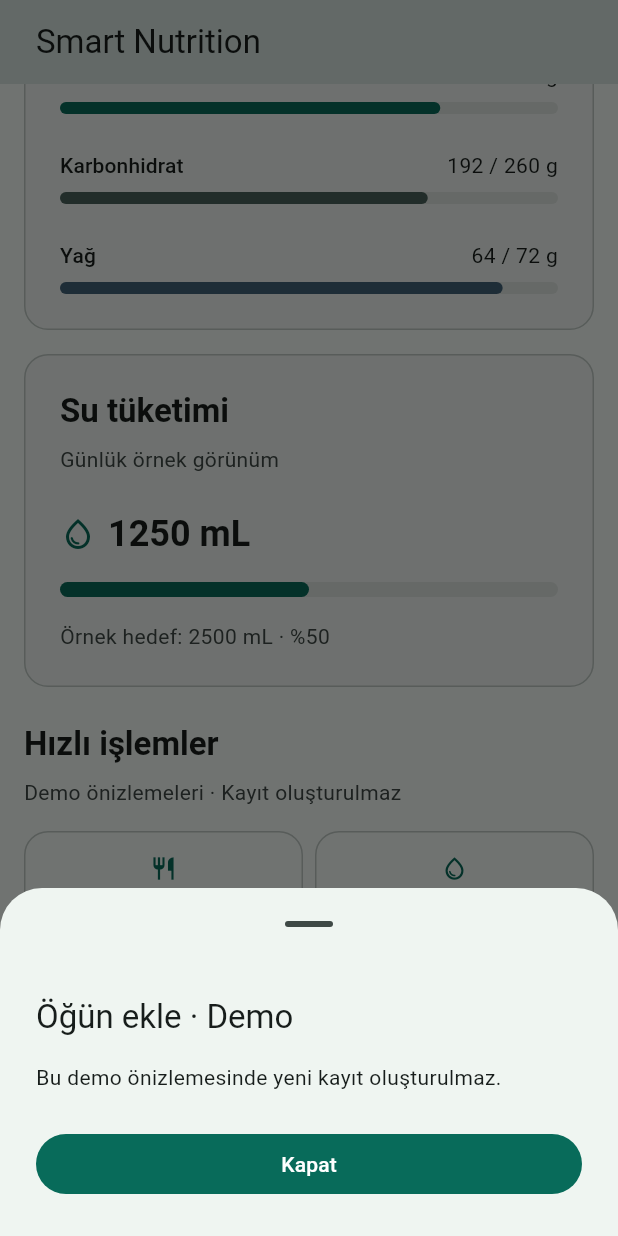
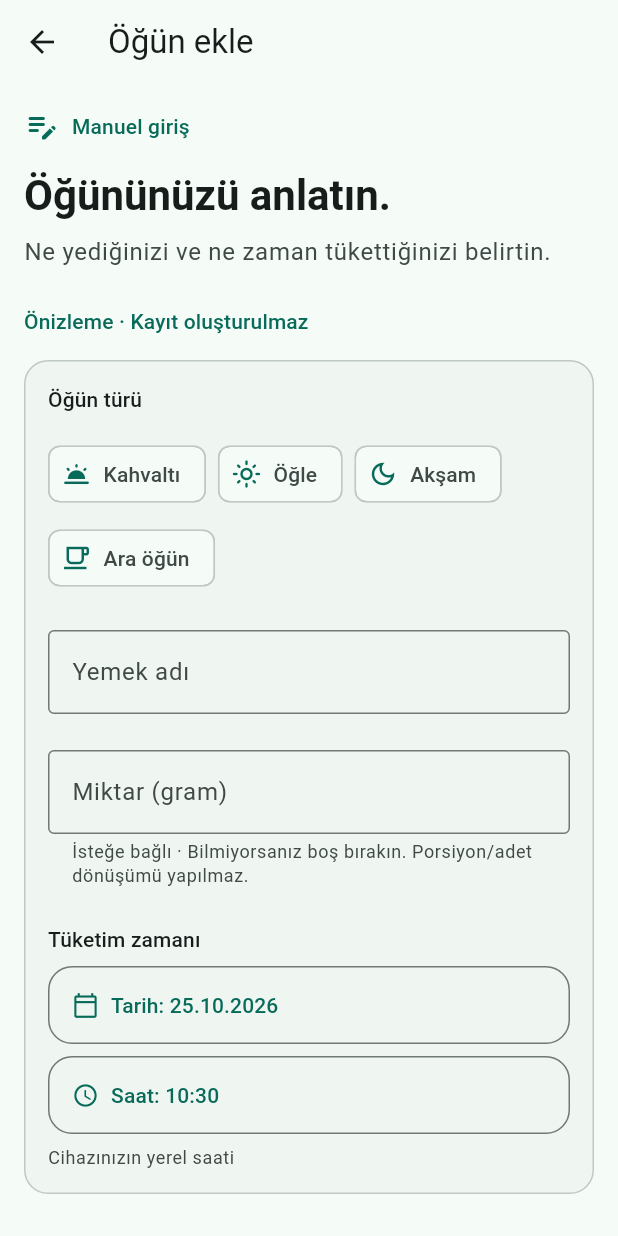
Before and after one commit to mertaliserbet/smart-nutrition-platform, a Flutter app: the MainShell screen opened directly, scrolled down 576 dp, after a tap on "Öğün ekle", on a phone screen of 412 x 824 dp. Run offline on Flutter 3.47's test engine with Material 3 defaults, Android fonts, the phone set to English and light mode, and no system bars.

Commit message:
feat(meal-log): mobil öğün formu ve backend modelleri eklendi

```diff
--- a/mobile/lib/features/home/home_page.dart
+++ b/mobile/lib/features/home/home_page.dart
@@ -1,6 +1,7 @@
 import 'package:flutter/material.dart';
 
 import '../../core/theme/app_tokens.dart';
+import '../nutrition/manual_meal_log_page.dart';
 import 'dashboard_demo_data.dart';
 import 'dashboard_details.dart';
 import 'dashboard_summary.dart';
@@ -186,7 +187,17 @@
                           ),
                         ),
                       ),
-                      onPressed: () => _showPreview(context, action.label),
+                      onPressed: () {
+                        if (action.label == 'Öğün ekle') {
+                          Navigator.of(context).push(
+                            MaterialPageRoute<void>(
+                              builder: (context) => const ManualMealLogPage(),
+                            ),
+                          );
+                        } else {
+                          _showPreview(context, action.label);
+                        }
+                      },
                       child: Column(
                         children: [
                           Icon(action.icon, color: colors.primary),
--- /dev/null
+++ b/mobile/lib/features/nutrition/manual_meal_log_page.dart
@@ -0,0 +1,439 @@
+import 'package:flutter/material.dart';
+
+import '../../core/theme/app_tokens.dart';
+
+/// Local form presentation only; no DTO, persistence or API submission.
+class ManualMealLogPage extends StatefulWidget {
+  const ManualMealLogPage({super.key});
+
+  @override
+  State<ManualMealLogPage> createState() => _ManualMealLogPageState();
+}
+
+class _ManualMealLogPageState extends State<ManualMealLogPage> {
+  final _formKey = GlobalKey<FormState>();
+  final _displayName = TextEditingController();
+  final _quantityGrams = TextEditingController();
+  DateTime _consumedAt = DateTime.now();
+  bool _showUnavailable = false;
+
+  @override
+  void dispose() {
+    _displayName.dispose();
+    _quantityGrams.dispose();
+    super.dispose();
+  }
+
+  void _clearFeedback() {
+    if (_showUnavailable) setState(() => _showUnavailable = false);
+  }
+
+  Future<void> _checkDetails() async {
+    FocusScope.of(context).unfocus();
+    _clearFeedback();
+    final invalidFields = _formKey.currentState!.validateGranularly();
+    if (invalidFields.isNotEmpty) {
+      await Scrollable.ensureVisible(
+        invalidFields.first.context,
+        alignment: 0.2,
+        duration: const Duration(milliseconds: 200),
+      );
+      return;
+    }
+    setState(() => _showUnavailable = true);
+  }
+
+  String? _validateQuantity(String? value) {
+    final input = value?.trim() ?? '';
+    // quantityGrams is nullable. No portion conversion or precision policy.
+    if (input.isEmpty) return null;
+    final number = double.tryParse(input.replaceAll(',', '.'));
+    if (!RegExp(r'^\d+(?:[.,]\d+)?$').hasMatch(input) ||
+        number == null ||
+        !number.isFinite ||
+        number <= 0) {
+      return 'Sıfırdan büyük bir gram miktarı girin (ör. 125,5).';
+    }
+    return null;
+  }
+
+  Future<void> _pickDate() async {
+    FocusScope.of(context).unfocus();
+    final date = await showDatePicker(
+      context: context,
+      initialDate: _consumedAt,
+      // Technical picker bounds, not a restriction on the meal-log contract.
+      firstDate: DateTime(1),
+      lastDate: DateTime(9999, 12, 31),
+      initialEntryMode: DatePickerEntryMode.calendarOnly,
+      helpText: 'Tüketim tarihi',
+      cancelText: 'Vazgeç',
+      confirmText: 'Seç',
+    );
+    if (!mounted || date == null) return;
+    setState(() {
+      _consumedAt = DateTime(
+        date.year,
+        date.month,
+        date.day,
+        _consumedAt.hour,
+        _consumedAt.minute,
+      );
+      _showUnavailable = false;
+    });
+  }
+
+  Future<void> _pickTime() async {
+    FocusScope.of(context).unfocus();
+    final time = await showTimePicker(
+      context: context,
+      initialTime: TimeOfDay.fromDateTime(_consumedAt),
+      helpText: 'Tüketim saati',
+      cancelText: 'Vazgeç',
+      confirmText: 'Seç',
+      hourLabelText: 'Saat',
+      minuteLabelText: 'Dakika',
+      errorInvalidText: 'Geçerli bir saat girin.',
+      builder: (context, child) => MediaQuery(
+        data: MediaQuery.of(context).copyWith(alwaysUse24HourFormat: true),
+        child: child!,
+      ),
+    );
+    if (!mounted || time == null) return;
+    setState(() {
+      _consumedAt = DateTime(
+        _consumedAt.year,
+        _consumedAt.month,
+        _consumedAt.day,
+        time.hour,
+        time.minute,
+      );
+      _showUnavailable = false;
+    });
+  }
+
+  @override
+  Widget build(BuildContext context) {
+    final theme = Theme.of(context);
+    final colors = theme.colorScheme;
+    final date =
+        '${_consumedAt.day.toString().padLeft(2, '0')}.'
+        '${_consumedAt.month.toString().padLeft(2, '0')}.${_consumedAt.year}';
+    final time = MaterialLocalizations.of(context).formatTimeOfDay(
+      TimeOfDay.fromDateTime(_consumedAt),
+      alwaysUse24HourFormat: true,
+    );
+
+    return Scaffold(
+      appBar: AppBar(title: const Text('Öğün ekle')),
+      body: SafeArea(
+        top: false,
+        child: SingleChildScrollView(
+          keyboardDismissBehavior: ScrollViewKeyboardDismissBehavior.onDrag,
+          padding: const EdgeInsets.all(AppTokens.spacingMedium),
+          child: Center(
+            child: ConstrainedBox(
+              constraints: const BoxConstraints(maxWidth: 600),
+              child: Column(
+                crossAxisAlignment: CrossAxisAlignment.stretch,
+                children: [
+                  Row(
+                    children: [
+                      Icon(Icons.edit_note_rounded, color: colors.primary),
+                      const SizedBox(width: AppTokens.spacingSmall),
+                      Expanded(
+                        child: Text(
+                          'Manuel giriş',
+                          style: theme.textTheme.labelLarge?.copyWith(
+                            color: colors.primary,
+                          ),
+                        ),
+                      ),
+                    ],
+                  ),
+                  const SizedBox(height: AppTokens.spacingMedium),
+                  Semantics(
+                    header: true,
+                    child: Text(
+                      'Öğününüzü anlatın.',
+                      style: theme.textTheme.headlineMedium,
+                    ),
+                  ),
+                  const SizedBox(height: AppTokens.spacingSmall),
+                  Text(
+                    'Ne yediğinizi ve ne zaman tükettiğinizi belirtin.',
+                    style: theme.textTheme.bodyLarge?.copyWith(
+                      color: colors.onSurfaceVariant,
+                    ),
+                  ),
+                  const SizedBox(height: AppTokens.spacingLarge),
+                  Text(
+                    'Önizleme · Kayıt oluşturulmaz',
+                    style: theme.textTheme.labelLarge?.copyWith(
+                      color: colors.primary,
+                    ),
+                  ),
+                  const SizedBox(height: AppTokens.spacingMedium),
+                  DecoratedBox(
+                    decoration: BoxDecoration(
+                      color: colors.surfaceContainerLow,
+                      borderRadius: BorderRadius.circular(
+                        AppTokens.radiusMedium,
+                      ),
+                      border: Border.all(color: colors.outlineVariant),
+                    ),
+                    child: Padding(
+                      padding: const EdgeInsets.all(AppTokens.spacingMedium),
+                      child: Form(
+                        key: _formKey,
+                        child: Column(
+                          crossAxisAlignment: CrossAxisAlignment.stretch,
+                          children: [
+                            _MealTypeField(onChanged: _clearFeedback),
+                            const SizedBox(height: AppTokens.spacingLarge),
+                            TextFormField(
+                              controller: _displayName,
+                              textCapitalization: TextCapitalization.sentences,
+                              textInputAction: TextInputAction.next,
+                              validator: (value) =>
+                                  value == null || value.trim().isEmpty
+                                  ? 'Yemek adını girin.'
+                                  : null,
+                              autovalidateMode:
+                                  AutovalidateMode.onUserInteraction,
+                              onChanged: (_) => _clearFeedback(),
+                              decoration: const InputDecoration(
+                                labelText: 'Yemek adı',
+                                hintText: 'Ör. Mercimek çorbası',
+                                border: OutlineInputBorder(),
+                                errorMaxLines: 3,
+                              ),
+                            ),
+                            const SizedBox(height: AppTokens.spacingLarge),
+                            TextFormField(
+                              controller: _quantityGrams,
+                              keyboardType:
+                                  const TextInputType.numberWithOptions(
+                                    decimal: true,
+                                  ),
+                              textInputAction: TextInputAction.done,
+                              validator: _validateQuantity,
+                              autovalidateMode:
+                                  AutovalidateMode.onUserInteraction,
+                              onChanged: (_) => _clearFeedback(),
+                              onFieldSubmitted: (_) => _checkDetails(),
+                              decoration: const InputDecoration(
+                                labelText: 'Miktar (gram)',
+                                suffixText: 'g',
+                                helperText:
+                                    'İsteğe bağlı · Bilmiyorsanız boş bırakın. Porsiyon/adet dönüşümü yapılmaz.',
+                                helperMaxLines: 4,
+                                errorMaxLines: 4,
+                                border: OutlineInputBorder(),
+                              ),
+                            ),
+                            const SizedBox(height: AppTokens.spacingLarge),
+                            Text(
+                              'Tüketim zamanı',
+                              style: theme.textTheme.titleSmall,
+                            ),
+                            const SizedBox(height: AppTokens.spacingSmall),
+                            LayoutBuilder(
+                              builder: (context, constraints) {
+                                final stacked =
+                                    constraints.maxWidth < 400 ||
+                                    MediaQuery.textScalerOf(context).scale(1) >
+                                        1.3;
+                                final dateButton = _ConsumedAtButton(
+                                  label: 'Tarih',
+                                  value: date,
+                                  icon: Icons.calendar_today_outlined,
+                                  onPressed: _pickDate,
+                                );
+                                final timeButton = _ConsumedAtButton(
+                                  label: 'Saat',
+                                  value: time,
+                                  icon: Icons.schedule_rounded,
+                                  onPressed: _pickTime,
+                                );
+                                if (stacked) {
+                                  return Column(
+                                    crossAxisAlignment:
+                                        CrossAxisAlignment.stretch,
+                                    children: [
+                                      dateButton,
+                                      const SizedBox(
+                                        height: AppTokens.spacingSmall,
+                                      ),
+                                      timeButton,
+                                    ],
+                                  );
+                                }
+                                return Row(
+                                  children: [
+                                    Expanded(child: dateButton),
+                                    const SizedBox(
+                                      width: AppTokens.spacingSmall,
+                                    ),
+                                    Expanded(child: timeButton),
+                                  ],
+                                );
+                              },
+                            ),
+                            const SizedBox(height: AppTokens.spacingSmall),
+                            Text(
+                              'Cihazınızın yerel saati',
+                              style: theme.textTheme.bodySmall?.copyWith(
+                                color: colors.onSurfaceVariant,
+                              ),
+                            ),
+                          ],
+                        ),
+                      ),
+                    ),
+                  ),
+                  const SizedBox(height: AppTokens.spacingLarge),
+                  Text(
+                    'Kalori ve makro bilgisi yok',
+                    style: theme.textTheme.titleSmall,
+                  ),
+                  const SizedBox(height: AppTokens.spacingSmall),
+                  Text(
+                    'Besin bilgisi olmadan değer hesaplanmaz.',
+                    style: theme.textTheme.bodyMedium?.copyWith(
+                      color: colors.onSurfaceVariant,
+                    ),
+                  ),
+                  const SizedBox(height: AppTokens.spacingLarge),
+                  if (_showUnavailable) ...[
+                    Semantics(
+                      liveRegion: true,
+                      child: Text(
+                        'Kayıt özelliği henüz kullanıma açık değil. Öğün kaydedilmedi.',
+                        key: const ValueKey('mealLogUnavailable'),
+                        style: theme.textTheme.bodyLarge?.copyWith(
+                          color: colors.onSurface,
+                        ),
+                      ),
+                    ),
+                    const SizedBox(height: AppTokens.spacingMedium),
+                  ],
+                  FilledButton.icon(
+                    onPressed: _checkDetails,
+                    icon: const Icon(Icons.fact_check_outlined),
+                    style: FilledButton.styleFrom(
+                      padding: const EdgeInsets.all(AppTokens.spacingMedium),
+                    ),
+                    label: const Text(
+                      'Bilgileri kontrol et',
+                      textAlign: TextAlign.center,
+                    ),
+                  ),
+                  const SizedBox(height: AppTokens.spacingMedium),
+                  Text(
+                    'Girdiler yalnızca bu ekran açıkken tutulur.',
+                    textAlign: TextAlign.center,
+                    style: theme.textTheme.bodySmall?.copyWith(
+                      color: colors.onSurfaceVariant,
+                    ),
+                  ),
+                  const SizedBox(height: AppTokens.spacingMedium),
+                ],
+              ),
+            ),
+          ),
+        ),
+      ),
+    );
+  }
+}
+
+// The four requested UI choices use canonical MealType names from docs/04.
+// This private subset is not the complete domain enum or a transport model.
+enum _MealType {
+  breakfast('Kahvaltı', Icons.wb_twilight_rounded),
+  lunch('Öğle', Icons.light_mode_outlined),
+  dinner('Akşam', Icons.dark_mode_outlined),
+  snack('Ara öğün', Icons.local_cafe_outlined);
+
+  const _MealType(this.label, this.icon);
+  final String label;
+  final IconData icon;
+}
+
+class _MealTypeField extends StatelessWidget {
+  const _MealTypeField({required this.onChanged});
+  final VoidCallback onChanged;
+
+  @override
+  Widget build(BuildContext context) {
+    final theme = Theme.of(context);
+    final colors = theme.colorScheme;
+    return FormField<_MealType>(
+      validator: (value) => value == null ? 'Bir öğün türü seçin.' : null,
+      autovalidateMode: AutovalidateMode.onUserInteraction,
+      builder: (field) => Column(
+        crossAxisAlignment: CrossAxisAlignment.stretch,
+        children: [
+          Text('Öğün türü', style: theme.textTheme.titleSmall),
+          const SizedBox(height: AppTokens.spacingMedium),
+          Wrap(
+            spacing: AppTokens.spacingSmall,
+            runSpacing: AppTokens.spacingSmall,
+            children: [
+              for (final mealType in _MealType.values)
+                ChoiceChip(
+                  avatar: Icon(mealType.icon, size: 20),
+                  label: Text(mealType.label),
+                  selected: field.value == mealType,
+                  onSelected: (_) {
+                    field.didChange(mealType);
+                    onChanged();
+                  },
+                  padding: const EdgeInsets.all(AppTokens.spacingSmall),
+                  materialTapTargetSize: MaterialTapTargetSize.padded,
+                ),
+            ],
+          ),
+          if (field.hasError) ...[
+            const SizedBox(height: AppTokens.spacingSmall),
+            Semantics(
+              liveRegion: true,
+              child: Text(
+                field.errorText!,
+                style: theme.textTheme.bodySmall?.copyWith(color: colors.error),
+              ),
+            ),
+          ],
+        ],
+      ),
+    );
+  }
+}
+
+class _ConsumedAtButton extends StatelessWidget {
+  const _ConsumedAtButton({
+    required this.label,
+    required this.value,
+    required this.icon,
+    required this.onPressed,
+  });
+  final String label;
+  final String value;
+  final IconData icon;
+  final VoidCallback onPressed;
+
+  @override
+  Widget build(BuildContext context) => OutlinedButton.icon(
+    onPressed: onPressed,
+    icon: Icon(icon),
+    style: OutlinedButton.styleFrom(
+      alignment: AlignmentDirectional.centerStart,
+      padding: const EdgeInsets.all(AppTokens.spacingMedium),
+      shape: RoundedRectangleBorder(
+        borderRadius: BorderRadius.circular(AppTokens.radiusMedium),
+      ),
+    ),
+    label: Text('$label: $value'),
+  );
+}
--- a/mobile/lib/features/nutrition/nutrition_page.dart
+++ b/mobile/lib/features/nutrition/nutrition_page.dart
@@ -1,16 +1,36 @@
 import 'package:flutter/material.dart';
 
+import '../../core/theme/app_tokens.dart';
 import '../../core/widgets/empty_state.dart';
+import 'manual_meal_log_page.dart';
 
 class NutritionPage extends StatelessWidget {
   const NutritionPage({super.key});
 
   @override
   Widget build(BuildContext context) {
-    return const EmptyState(
+    return EmptyState(
       icon: Icons.restaurant_menu_rounded,
       title: 'Beslenme alanınız',
       description: 'Öğünleriniz ve beslenme programınız burada yer alacak.',
+      action: Column(
+        children: [
+          const Text(
+            'Öğün listesi henüz kullanıma açık değil. Manuel giriş ekranını inceleyebilirsiniz.',
+            textAlign: TextAlign.center,
+          ),
+          const SizedBox(height: AppTokens.spacingMedium),
+          FilledButton.icon(
+            onPressed: () => Navigator.of(context).push(
+              MaterialPageRoute<void>(
+                builder: (context) => const ManualMealLogPage(),
+              ),
+            ),
+            icon: const Icon(Icons.add_rounded),
+            label: const Text('Öğün ekle'),
+          ),
+        ],
+      ),
     );
   }
 }
```
Also changed, not shown: 9 other files.
